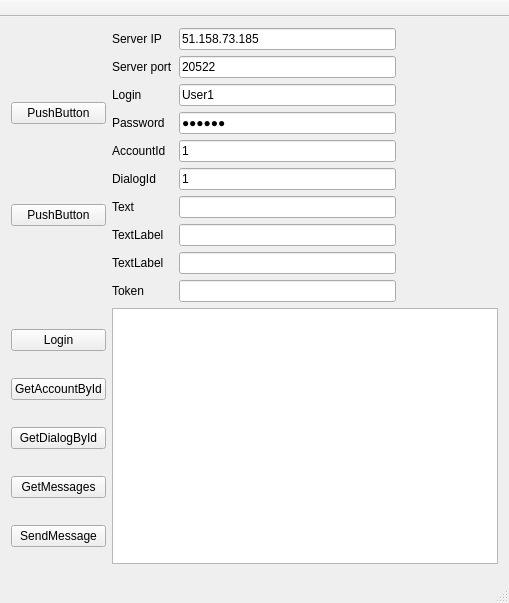
prekel/MyMessengerQtClient, file MyMessengerQtClientGui/mainwindow.ui: the form before one commit.
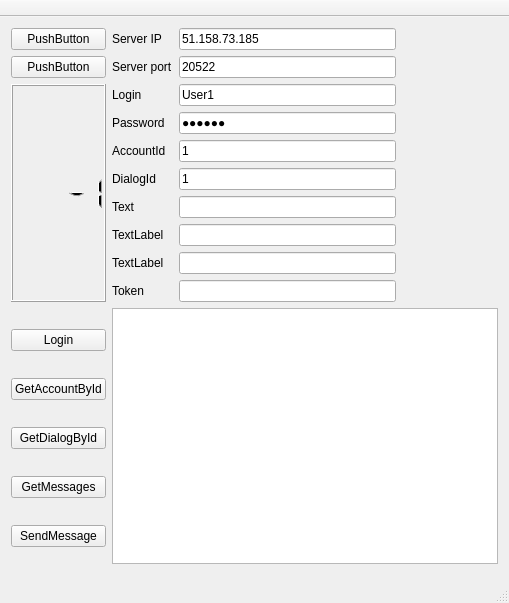
The form after the commit.

```diff
--- a/MyMessengerQtClientGui/mainwindow.ui
+++ b/MyMessengerQtClientGui/mainwindow.ui
@@ -204,6 +204,16 @@
         </property>
        </widget>
       </item>
+      <item>
+       <widget class="QLCDNumber" name="lcdNumber">
+        <property name="value" stdset="0">
+         <double>-1.000000000000000</double>
+        </property>
+        <property name="intValue" stdset="0">
+         <number>-1</number>
+        </property>
+       </widget>
+      </item>
      </layout>
     </item>
     <item row="1" column="2">
```
Left out of the diff: 2 changed lines with no effect on the pictures.
